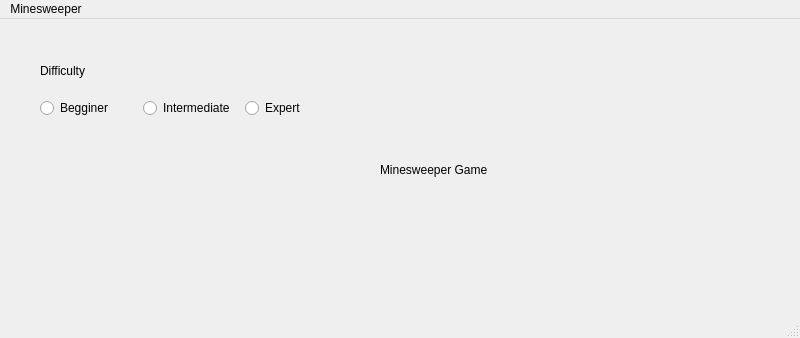
This is v2_with_interface/mainwindow.ui in lucasrennok/Minesweeper as Qt 5 draws it before an edit. The edited form follows.
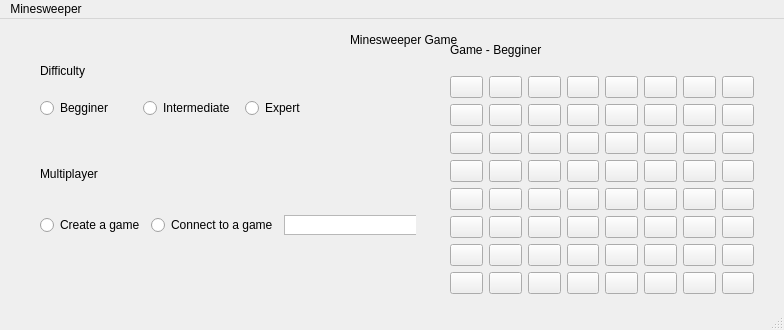
This is the edited form.

Commit message: Multiplayer GUI Config

The edit to the form file:
```diff
--- a/v2_with_interface/mainwindow.ui
+++ b/v2_with_interface/mainwindow.ui
@@ -6,8 +6,8 @@
    <rect>
     <x>0</x>
     <y>0</y>
-    <width>800</width>
-    <height>338</height>
+    <width>784</width>
+    <height>330</height>
    </rect>
   </property>
   <property name="windowTitle">
@@ -17,8 +17,8 @@
    <widget class="QLabel" name="labelName">
     <property name="geometry">
      <rect>
-      <x>380</x>
-      <y>130</y>
+      <x>350</x>
+      <y>0</y>
       <width>121</width>
       <height>41</height>
      </rect>
@@ -83,13 +83,607 @@
      </item>
     </layout>
    </widget>
+   <widget class="QWidget" name="layoutWidget_9">
+    <property name="geometry">
+     <rect>
+      <x>40</x>
+      <y>120</y>
+      <width>376</width>
+      <height>96</height>
+     </rect>
+    </property>
+    <layout class="QVBoxLayout" name="verticalLayout_4">
+     <item>
+      <widget class="QLabel" name="labelMultiplayer">
+       <property name="enabled">
+        <bool>true</bool>
+       </property>
+       <property name="text">
+        <string>Multiplayer</string>
+       </property>
+      </widget>
+     </item>
+     <item>
+      <layout class="QHBoxLayout" name="horizontalLayout_10">
+       <item>
+        <widget class="QRadioButton" name="radioCreate">
+         <property name="enabled">
+          <bool>true</bool>
+         </property>
+         <property name="text">
+          <string>Create a game</string>
+         </property>
+        </widget>
+       </item>
+       <item>
+        <layout class="QHBoxLayout" name="horizontalLayout_11">
+         <item>
+          <widget class="QRadioButton" name="radioConnect">
+           <property name="enabled">
+            <bool>true</bool>
+           </property>
+           <property name="text">
+            <string>Connect to a game</string>
+           </property>
+          </widget>
+         </item>
+         <item>
+          <widget class="QTextEdit" name="textIP">
+           <property name="minimumSize">
+            <size>
+             <width>150</width>
+             <height>20</height>
+            </size>
+           </property>
+           <property name="maximumSize">
+            <size>
+             <width>150</width>
+             <height>20</height>
+            </size>
+           </property>
+           <property name="html">
+            <string>&lt;!DOCTYPE HTML PUBLIC &quot;-//W3C//DTD HTML 4.0//EN&quot; &quot;http://www.w3.org/TR/REC-html40/strict.dtd&quot;&gt;
+&lt;html&gt;&lt;head&gt;&lt;meta name=&quot;qrichtext&quot; content=&quot;1&quot; /&gt;&lt;style type=&quot;text/css&quot;&gt;
+p, li { white-space: pre-wrap; }
+&lt;/style&gt;&lt;/head&gt;&lt;body style=&quot; font-family:'MS Shell Dlg 2'; font-size:8.25pt; font-weight:400; font-style:normal;&quot;&gt;
+&lt;p style=&quot;-qt-paragraph-type:empty; margin-top:0px; margin-bottom:0px; margin-left:0px; margin-right:0px; -qt-block-indent:0; text-indent:0px;&quot;&gt;&lt;br /&gt;&lt;/p&gt;&lt;/body&gt;&lt;/html&gt;</string>
+           </property>
+          </widget>
+         </item>
+        </layout>
+       </item>
+      </layout>
+     </item>
+    </layout>
+   </widget>
+   <widget class="QWidget" name="">
+    <property name="geometry">
+     <rect>
+      <x>450</x>
+      <y>10</y>
+      <width>304</width>
+      <height>265</height>
+     </rect>
+    </property>
+    <layout class="QVBoxLayout" name="verticalLayout_3">
+     <item>
+      <widget class="QLabel" name="labelGame">
+       <property name="text">
+        <string>Game - Begginer</string>
+       </property>
+      </widget>
+     </item>
+     <item>
+      <layout class="QVBoxLayout" name="verticalLayout_2">
+       <item>
+        <layout class="QHBoxLayout" name="horizontalLayout_2">
+         <item>
+          <widget class="QPushButton" name="pushButton">
+           <property name="text">
+            <string/>
+           </property>
+          </widget>
+         </item>
+         <item>
+          <widget class="QPushButton" name="pushButton_2">
+           <property name="text">
+            <string/>
+           </property>
+          </widget>
+         </item>
+         <item>
+          <widget class="QPushButton" name="pushButton_3">
+           <property name="text">
+            <string/>
+           </property>
+          </widget>
+         </item>
+         <item>
+          <widget class="QPushButton" name="pushButton_4">
+           <property name="layoutDirection">
+            <enum>Qt::LeftToRight</enum>
+           </property>
+           <property name="autoFillBackground">
+            <bool>false</bool>
+           </property>
+           <property name="text">
+            <string/>
+           </property>
+           <property name="checkable">
+            <bool>false</bool>
+           </property>
+           <property name="autoDefault">
+            <bool>false</bool>
+           </property>
+           <property name="default">
+            <bool>false</bool>
+           </property>
+           <property name="flat">
+            <bool>false</bool>
+           </property>
+          </widget>
+         </item>
+         <item>
+          <widget class="QPushButton" name="pushButton_6">
+           <property name="text">
+            <string/>
+           </property>
+          </widget>
+         </item>
+         <item>
+          <widget class="QPushButton" name="pushButton_8">
+           <property name="text">
+            <string/>
+           </property>
+          </widget>
+         </item>
+         <item>
+          <widget class="QPushButton" name="pushButton_7">
+           <property name="text">
+            <string/>
+           </property>
+          </widget>
+         </item>
+         <item>
+          <widget class="QPushButton" name="pushButton_5">
+           <property name="text">
+            <string/>
+           </property>
+          </widget>
+         </item>
+        </layout>
+       </item>
+       <item>
+        <layout class="QHBoxLayout" name="horizontalLayout_3">
+         <item>
+          <widget class="QPushButton" name="pushButton_9">
+           <property name="text">
+            <string/>
+           </property>
+          </widget>
+         </item>
+         <item>
+          <widget class="QPushButton" name="pushButton_10">
+           <property name="text">
+            <string/>
+           </property>
+          </widget>
+         </item>
+         <item>
+          <widget class="QPushButton" name="pushButton_11">
+           <property name="text">
+            <string/>
+           </property>
+          </widget>
+         </item>
+         <item>
+          <widget class="QPushButton" name="pushButton_12">
+           <property name="text">
+            <string/>
+           </property>
+          </widget>
+         </item>
+         <item>
+          <widget class="QPushButton" name="pushButton_13">
+           <property name="text">
+            <string/>
+           </property>
+          </widget>
+         </item>
+         <item>
+          <widget class="QPushButton" name="pushButton_14">
+           <property name="text">
+            <string/>
+           </property>
+          </widget>
+         </item>
+         <item>
+          <widget class="QPushButton" name="pushButton_15">
+           <property name="text">
+            <string/>
+           </property>
+          </widget>
+         </item>
+         <item>
+          <widget class="QPushButton" name="pushButton_16">
+           <property name="text">
+            <string/>
+           </property>
+          </widget>
+         </item>
+        </layout>
+       </item>
+       <item>
+        <layout class="QHBoxLayout" name="horizontalLayout_4">
+         <item>
+          <widget class="QPushButton" name="pushButton_17">
+           <property name="text">
+            <string/>
+           </property>
+          </widget>
+         </item>
+         <item>
+          <widget class="QPushButton" name="pushButton_18">
+           <property name="text">
+            <string/>
+           </property>
+          </widget>
+         </item>
+         <item>
+          <widget class="QPushButton" name="pushButton_19">
+           <property name="text">
+            <string/>
+           </property>
+          </widget>
+         </item>
+         <item>
+          <widget class="QPushButton" name="pushButton_20">
+           <property name="text">
+            <string/>
+           </property>
+          </widget>
+         </item>
+         <item>
+          <widget class="QPushButton" name="pushButton_21">
+           <property name="text">
+            <string/>
+           </property>
+          </widget>
+         </item>
+         <item>
+          <widget class="QPushButton" name="pushButton_22">
+           <property name="text">
+            <string/>
+           </property>
+          </widget>
+         </item>
+         <item>
+          <widget class="QPushButton" name="pushButton_23">
+           <property name="text">
+            <string/>
+           </property>
+          </widget>
+         </item>
+         <item>
+          <widget class="QPushButton" name="pushButton_24">
+           <property name="text">
+            <string/>
+           </property>
+          </widget>
+         </item>
+        </layout>
+       </item>
+       <item>
+        <layout class="QHBoxLayout" name="horizontalLayout_5">
+         <item>
+          <widget class="QPushButton" name="pushButton_25">
+           <property name="text">
+            <string/>
+           </property>
+          </widget>
+         </item>
+         <item>
+          <widget class="QPushButton" name="pushButton_26">
+           <property name="text">
+            <string/>
+           </property>
+          </widget>
+         </item>
+         <item>
+          <widget class="QPushButton" name="pushButton_27">
+           <property name="text">
+            <string/>
+           </property>
+          </widget>
+         </item>
+         <item>
+          <widget class="QPushButton" name="pushButton_28">
+           <property name="text">
+            <string/>
+           </property>
+          </widget>
+         </item>
+         <item>
+          <widget class="QPushButton" name="pushButton_29">
+           <property name="text">
+            <string/>
+           </property>
+          </widget>
+         </item>
+         <item>
+          <widget class="QPushButton" name="pushButton_30">
+           <property name="text">
+            <string/>
+           </property>
+          </widget>
+         </item>
+         <item>
+          <widget class="QPushButton" name="pushButton_31">
+           <property name="text">
+            <string/>
+           </property>
+          </widget>
+         </item>
+         <item>
+          <widget class="QPushButton" name="pushButton_32">
+           <property name="text">
+            <string/>
+           </property>
+          </widget>
+         </item>
+        </layout>
+       </item>
+       <item>
+        <layout class="QHBoxLayout" name="horizontalLayout_6">
+         <item>
+          <widget class="QPushButton" name="pushButton_33">
+           <property name="text">
+            <string/>
+           </property>
+          </widget>
+         </item>
+         <item>
+          <widget class="QPushButton" name="pushButton_34">
+           <property name="text">
+            <string/>
+           </property>
+          </widget>
+         </item>
+         <item>
+          <widget class="QPushButton" name="pushButton_35">
+           <property name="text">
+            <string/>
+           </property>
+          </widget>
+         </item>
+         <item>
+          <widget class="QPushButton" name="pushButton_36">
+           <property name="text">
+            <string/>
+           </property>
+          </widget>
+         </item>
+         <item>
+          <widget class="QPushButton" name="pushButton_37">
+           <property name="text">
+            <string/>
+           </property>
+          </widget>
+         </item>
+         <item>
+          <widget class="QPushButton" name="pushButton_38">
+           <property name="text">
+            <string/>
+           </property>
+          </widget>
+         </item>
+         <item>
+          <widget class="QPushButton" name="pushButton_39">
+           <property name="text">
+            <string/>
+           </property>
+          </widget>
+         </item>
+         <item>
+          <widget class="QPushButton" name="pushButton_40">
+           <property name="text">
+            <string/>
+           </property>
+          </widget>
+         </item>
+        </layout>
+       </item>
+       <item>
+        <layout class="QHBoxLayout" name="horizontalLayout_7">
+         <item>
+          <widget class="QPushButton" name="pushButton_41">
+           <property name="text">
+            <string/>
+           </property>
+          </widget>
+         </item>
+         <item>
+          <widget class="QPushButton" name="pushButton_42">
+           <property name="text">
+            <string/>
+           </property>
+          </widget>
+         </item>
+         <item>
+          <widget class="QPushButton" name="pushButton_43">
+           <property name="text">
+            <string/>
+           </property>
+          </widget>
+         </item>
+         <item>
+          <widget class="QPushButton" name="pushButton_44">
+           <property name="text">
+            <string/>
+           </property>
+          </widget>
+         </item>
+         <item>
+          <widget class="QPushButton" name="pushButton_45">
+           <property name="text">
+            <string/>
+           </property>
+          </widget>
+         </item>
+         <item>
+          <widget class="QPushButton" name="pushButton_46">
+           <property name="text">
+            <string/>
+           </property>
+          </widget>
+         </item>
+         <item>
+          <widget class="QPushButton" name="pushButton_47">
+           <property name="text">
+            <string/>
+           </property>
+          </widget>
+         </item>
+         <item>
+          <widget class="QPushButton" name="pushButton_48">
+           <property name="text">
+            <string/>
+           </property>
+          </widget>
+         </item>
+        </layout>
+       </item>
+       <item>
+        <layout class="QHBoxLayout" name="horizontalLayout_8">
+         <item>
+          <widget class="QPushButton" name="pushButton_49">
+           <property name="text">
+            <string/>
+           </property>
+          </widget>
+         </item>
+         <item>
+          <widget class="QPushButton" name="pushButton_50">
+           <property name="text">
+            <string/>
+           </property>
+          </widget>
+         </item>
+         <item>
+          <widget class="QPushButton" name="pushButton_51">
+           <property name="text">
+            <string/>
+           </property>
+          </widget>
+         </item>
+         <item>
+          <widget class="QPushButton" name="pushButton_52">
+           <property name="text">
+            <string/>
+           </property>
+          </widget>
+         </item>
+         <item>
+          <widget class="QPushButton" name="pushButton_53">
+           <property name="text">
+            <string/>
+           </property>
+          </widget>
+         </item>
+         <item>
+          <widget class="QPushButton" name="pushButton_54">
+           <property name="text">
+            <string/>
+           </property>
+          </widget>
+         </item>
+         <item>
+          <widget class="QPushButton" name="pushButton_55">
+           <property name="text">
+            <string/>
+           </property>
+          </widget>
+         </item>
+         <item>
+          <widget class="QPushButton" name="pushButton_56">
+           <property name="text">
+            <string/>
+           </property>
+          </widget>
+         </item>
+        </layout>
+       </item>
+       <item>
+        <layout class="QHBoxLayout" name="horizontalLayout_9">
+         <item>
+          <widget class="QPushButton" name="pushButton_57">
+           <property name="text">
+            <string/>
+           </property>
+          </widget>
+         </item>
+         <item>
+          <widget class="QPushButton" name="pushButton_58">
+           <property name="text">
+            <string/>
+           </property>
+          </widget>
+         </item>
+         <item>
+          <widget class="QPushButton" name="pushButton_59">
+           <property name="text">
+            <string/>
+           </property>
+          </widget>
+         </item>
+         <item>
+          <widget class="QPushButton" name="pushButton_60">
+           <property name="text">
+            <string/>
+           </property>
+          </widget>
+         </item>
+         <item>
+          <widget class="QPushButton" name="pushButton_61">
+           <property name="text">
+            <string/>
+           </property>
+          </widget>
+         </item>
+         <item>
+          <widget class="QPushButton" name="pushButton_62">
+           <property name="text">
+            <string/>
+           </property>
+          </widget>
+         </item>
+         <item>
+          <widget class="QPushButton" name="pushButton_63">
+           <property name="text">
+            <string/>
+           </property>
+          </widget>
+         </item>
+         <item>
+          <widget class="QPushButton" name="pushButton_64">
+           <property name="text">
+            <string/>
+           </property>
+          </widget>
+         </item>
+        </layout>
+       </item>
+      </layout>
+     </item>
+    </layout>
+   </widget>
   </widget>
   <widget class="QMenuBar" name="menubar">
    <property name="geometry">
     <rect>
      <x>0</x>
      <y>0</y>
-     <width>800</width>
+     <width>784</width>
      <height>21</height>
     </rect>
    </property>
```
Left out of the diff: 2 changed lines with no effect on the pictures. The commit also changes 3 other files.
